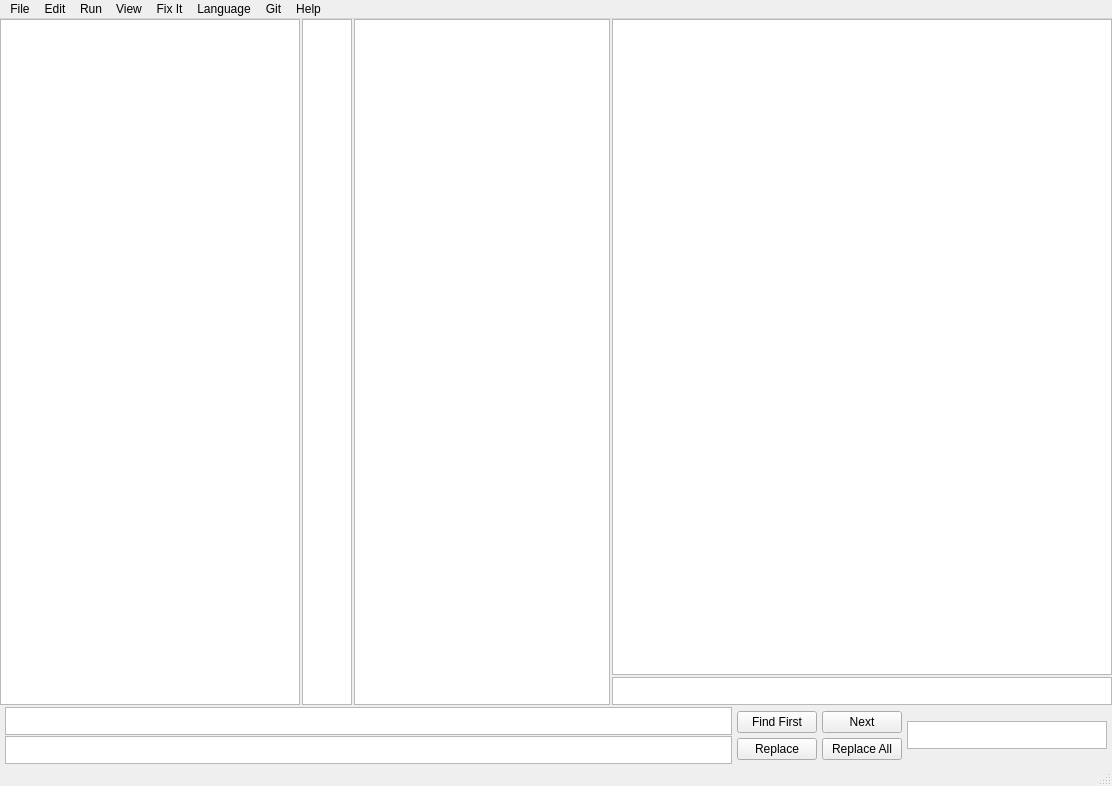
The window that mainwindow.ui (AdamJosephMather/CodeWizard) describes before a commit, drawn with Qt 5.
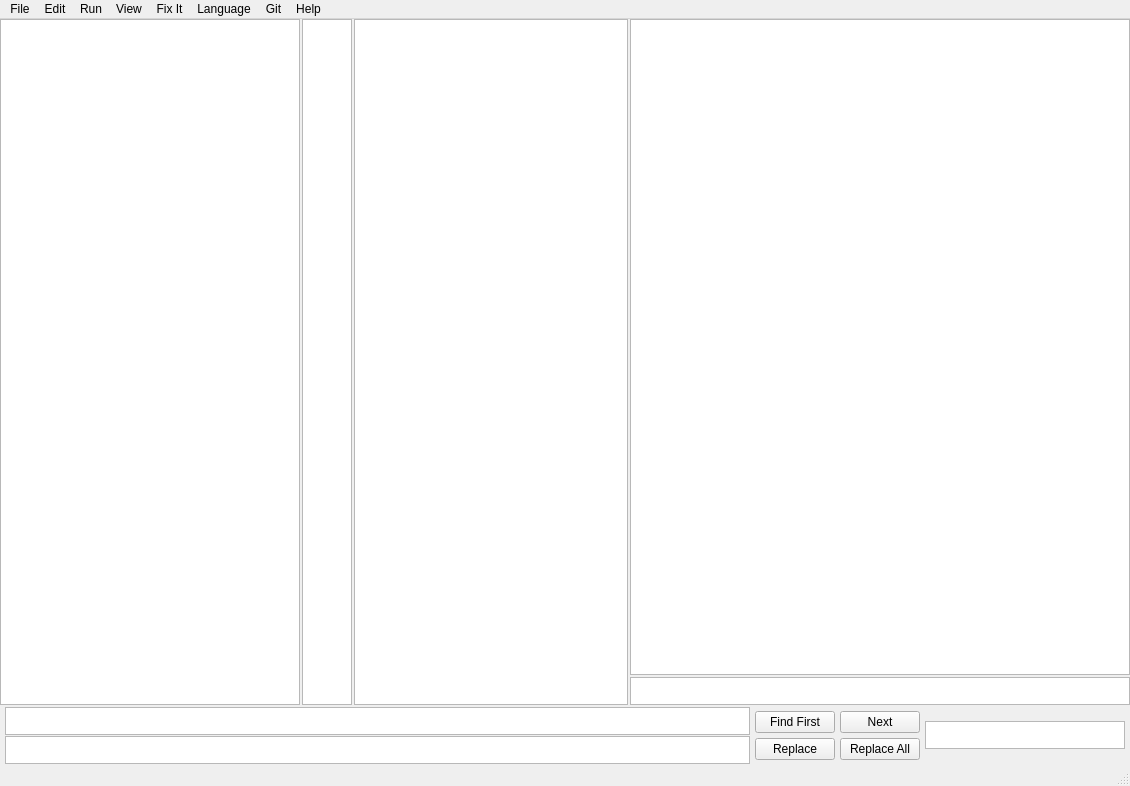
The same window after the commit. Custom widgets are drawn as their Qt base class.

Diff of the .ui file:
```diff
--- a/mainwindow.ui
+++ b/mainwindow.ui
@@ -6,7 +6,7 @@
    <rect>
     <x>0</x>
     <y>0</y>
-    <width>702</width>
+    <width>1130</width>
     <height>786</height>
    </rect>
   </property>
@@ -299,7 +299,7 @@
     <rect>
      <x>0</x>
      <y>0</y>
-     <width>702</width>
+     <width>1130</width>
      <height>21</height>
     </rect>
    </property>
```
Left out of the diff: 9 changed lines with no effect on the pictures.
